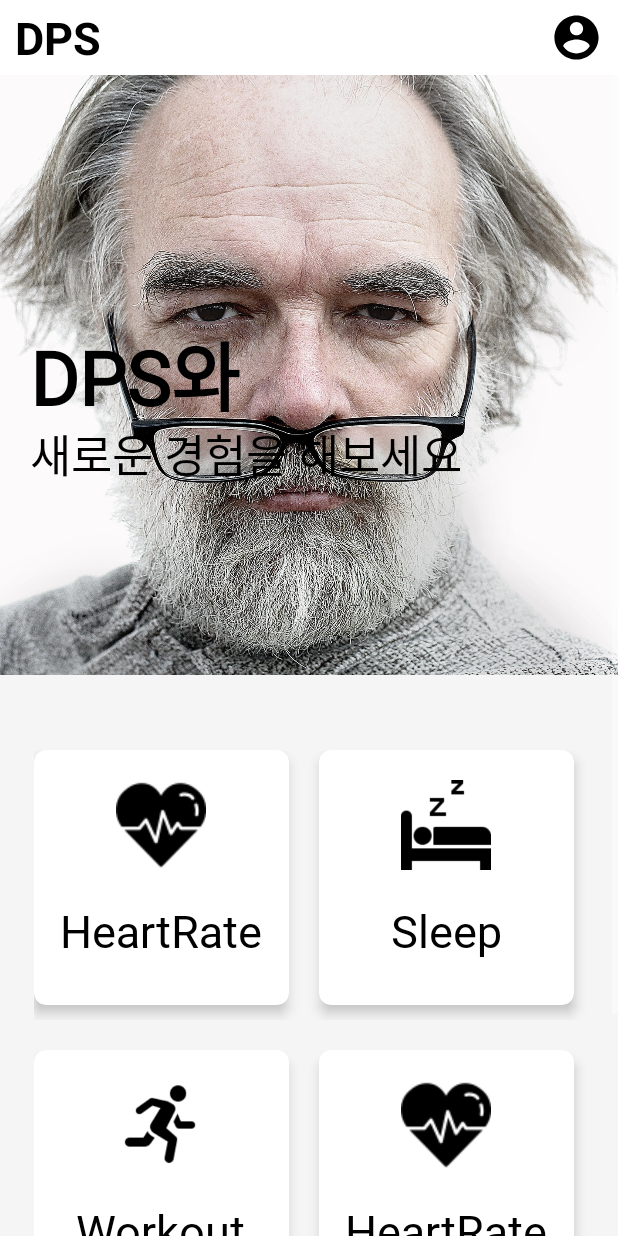
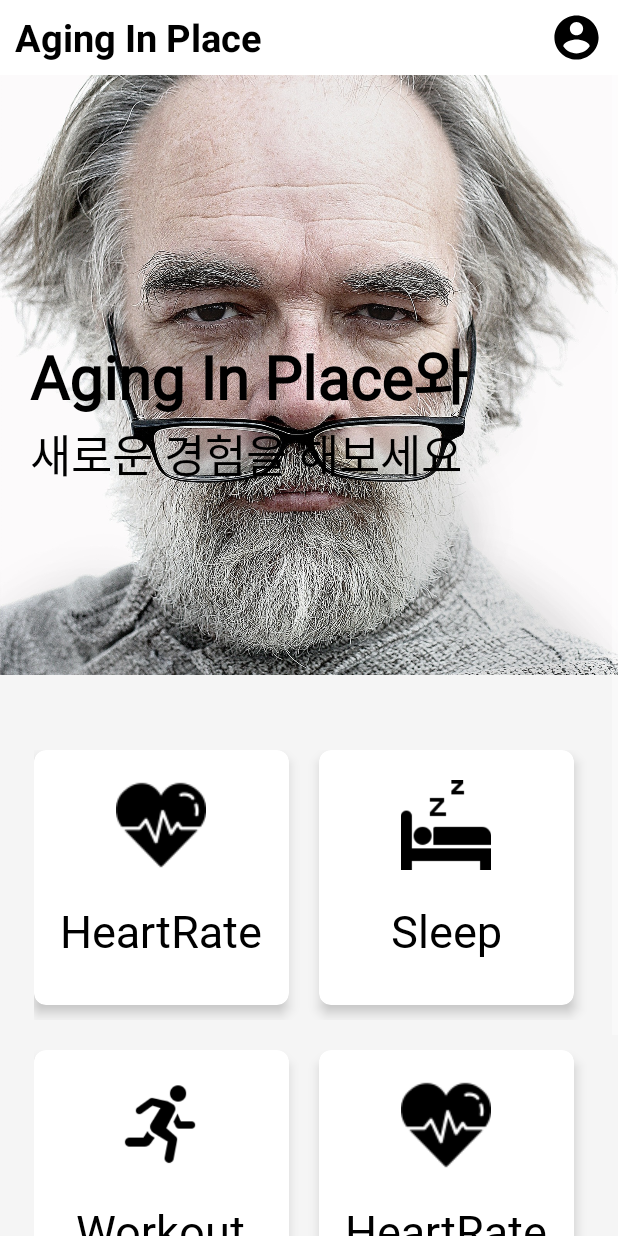
Before and after one commit to hshy1839/DPS, an Android app: the layout activity_main.xml on its own in the app's theme, with its tools: preview values and no code run, on a phone screen of 412 x 824 dp. Run offline under Robolectric (Android 15) with nearby library versions, the light colour scheme and no system bars.

Commit message:
footer 및 타이틀 변경

```diff
--- a/app/src/main/AndroidManifest.xml
+++ b/app/src/main/AndroidManifest.xml
@@ -29,7 +29,7 @@
                 <category android:name="android.intent.category.LAUNCHER" />
             </intent-filter>
         </activity>
-        <activity android:name=".LoginActivity" />
+        <activity android:name=".LoginActivity"/>
         <activity android:name=".SignupActivity"/>
         <activity android:name=".SignupActivity1"/>
         <activity android:name=".SignupActivity2"/>
--- a/app/src/main/java/com/example/dps/MainActivity.kt
+++ b/app/src/main/java/com/example/dps/MainActivity.kt
@@ -2,6 +2,7 @@ package com.example.dps
 
 
 import android.content.Intent
+import android.os.Build.VERSION_CODES.R
 import android.os.Bundle
 import android.widget.Button
 import android.widget.ImageView
--- a/app/src/main/res/layout/activity_main.xml
+++ b/app/src/main/res/layout/activity_main.xml
@@ -21,10 +21,10 @@
             android:layout_width="wrap_content"
             android:layout_height="wrap_content"
             android:layout_weight="1"
-            android:text="DPS"
+            android:text="Aging In Place"
             android:textColor="@android:color/black"
             android:textStyle="bold"
-            android:textSize="30sp"
+            android:textSize="25sp"
             android:gravity="left|center" />
         <ImageView
             android:id="@+id/loginButton"
@@ -48,8 +48,8 @@
             android:id="@+id/firstTextView"
             android:layout_width="wrap_content"
             android:layout_height="wrap_content"
-            android:text="DPS와"
-            android:textSize="50sp"
+            android:text="Aging In Place와"
+            android:textSize="40sp"
             android:textStyle="bold"
             android:textColor="@android:color/black"
             android:fontFamily="@font/linebd"
@@ -204,15 +204,15 @@
             android:layout_width="wrap_content"
             android:layout_height="wrap_content"
             android:fontFamily="@font/linebd"
-            android:text="오늘의 운동 목록"
-            android:textSize="30sp"
-            android:textColor="@android:color/black"
-            android:textStyle="bold"/>
+            android:text="Aging In Place"
+            android:textSize="18sp"
+            android:textColor="@android:color/darker_gray"/>
         <TextView
             android:layout_width="wrap_content"
             android:layout_height="wrap_content"
             android:fontFamily="@font/linerg"
-            android:text="시작날짜 24년 1월 17일"
+            android:text="대표 홍길동 | 주소 충북 진천군 진천읍 |
+사업자등록번호 113-03222-1132"
             android:textSize="12sp"
             android:textColor="@android:color/darker_gray"/>
     </LinearLayout>
--- a/build.gradle.kts
+++ b/build.gradle.kts
@@ -1,5 +1,5 @@
 // Top-level build file where you can add configuration options common to all sub-projects/modules.
 plugins {
-    id("com.android.application") version "8.1.2" apply false
+    id("com.android.application") version "8.2.1" apply false
     id("org.jetbrains.kotlin.android") version "1.9.0" apply false
 }
```
Also changed, not shown: gradle/wrapper/gradle-wrapper.properties.
